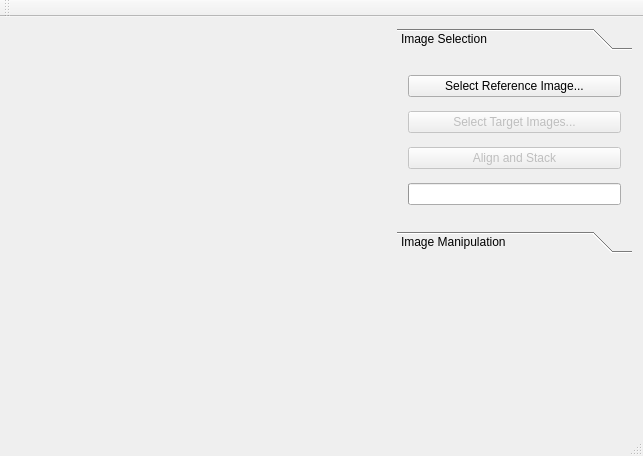
The window that mainwindow.ui (BenJuan26/OpenSkyStacker) describes before a commit, drawn with Qt 5.
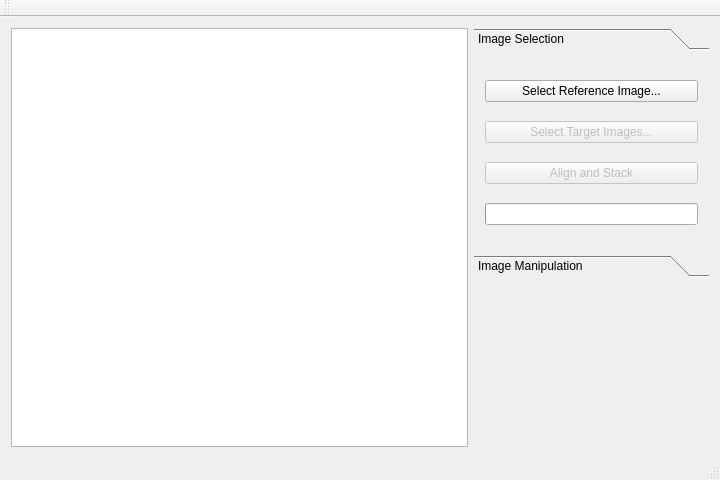
The same window after the commit.

Commit message: constrain aspect ratio, use graphics view

What changed in the file:
```diff
--- a/mainwindow.ui
+++ b/mainwindow.ui
@@ -6,8 +6,8 @@
    <rect>
     <x>0</x>
     <y>0</y>
-    <width>643</width>
-    <height>456</height>
+    <width>720</width>
+    <height>480</height>
    </rect>
   </property>
   <property name="sizePolicy">
@@ -108,14 +108,6 @@
          <property name="enabled">
           <bool>true</bool>
          </property>
-         <property name="geometry">
-          <rect>
-           <x>30</x>
-           <y>190</y>
-           <width>221</width>
-           <height>23</height>
-          </rect>
-         </property>
          <property name="value">
           <number>0</number>
          </property>
@@ -187,11 +179,7 @@
      </widget>
     </item>
     <item row="0" column="0" rowspan="2">
-     <widget class="QLabel" name="mainImage">
-      <property name="text">
-       <string/>
-      </property>
-     </widget>
+     <widget class="QGraphicsView" name="imageHolder"/>
     </item>
    </layout>
   </widget>
```
Left out of the diff: 2 changed lines with no effect on the pictures. Lines whose indentation alone changed are shown as unchanged. The commit also changes 2 other files.
